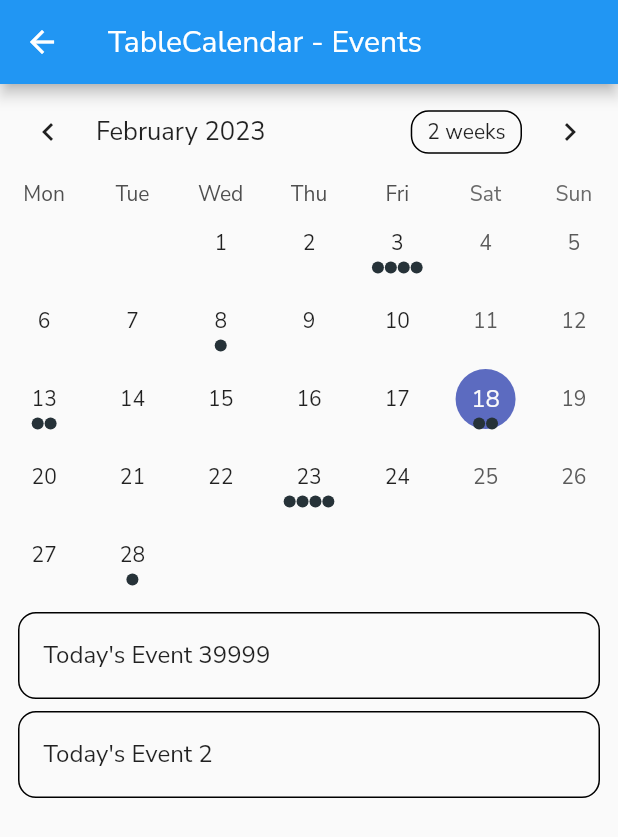
After one commit to Tetcha/pss-mb, a Flutter app: the Calendar screen opened directly, on a phone screen of 412 x 824 dp. The commit adds this screen. Shown: the top 837 px of the screen. Run offline on Flutter 3.47's test engine with Material 2 defaults, Android fonts, the phone set to English and light mode, and no system bars; drawn by our look-alikes of table_calendar; our stand-ins replace carousel_slider, dio, firebase_auth, firebase_core, firebase_messaging, freezed_annotation and 3 more; missing offline and left inert: flutter_facebook_auth; accounts and stored records are empty; network calls fail.

Commit message:
add calendar ui

```diff
--- /dev/null
+++ b/lib/controllers/doctor_schedule.controller.dart
@@ -0,0 +1,3 @@
+import 'package:get/get.dart';
+
+class DoctorScheduleController extends GetxController {}
--- a/lib/controllers/profile.controller.dart
+++ b/lib/controllers/profile.controller.dart
@@ -3,8 +3,8 @@ import 'package:get/get.dart';
 import 'package:pss_m/core/constants/enum.dart';
 import 'package:pss_m/core/models/Student/student.dart';
 import 'package:pss_m/providers/user.provider.dart';
-import 'package:pss_m/services/Toast.dart';
-import 'package:pss_m/services/student.auth.dart';
+import 'package:pss_m/services/Toast.service.dart';
+import 'package:pss_m/services/student.service.dart';
 import 'package:pss_m/interface/api/student/update_student/update_student.dart';
 
 class ProfileController extends GetxController {
--- a/lib/providers/user.provider.dart
+++ b/lib/providers/user.provider.dart
@@ -4,8 +4,8 @@ import 'package:pss_m/core/api/auth.api.dart';
 import 'package:pss_m/core/constants/enum.dart';
 import 'package:pss_m/core/models/Student/student.dart';
 import 'package:pss_m/providers/sharePreference.provider.dart';
-import 'package:pss_m/services/facebook.auth.dart';
-import 'package:pss_m/services/google.auth.dart';
+import 'package:pss_m/services/facebook.service.dart';
+import 'package:pss_m/services/google.service.dart';
 import 'package:pss_m/util/date.dart';
 
 const defaultUser = Student(
--- a/lib/screens/all_doctor.dart
+++ b/lib/screens/all_doctor.dart
@@ -50,6 +50,7 @@ class AllDoctorScreen extends StatelessWidget {
 
                         return DoctorIntro(
                           doctor: controller.allDoctor[index],
+                          onPressed: () => controller.onDoctorTap(),
                         );
                       },
                     ),
--- a/lib/services/Toast.dart
+++ b/lib/services/Toast.service.dart
@@ -14,7 +14,7 @@ class ToastService extends GetxService {
 
   void showInfo(String message) {
     Get.snackbar("Info", message,
-        backgroundColor: Colors.blue, colorText: Colors.white);
+        backgroundColor: Colors.white, colorText: Colors.black);
   }
 
   void showWarning(String message) {
--- a/lib/widgets/Doctor/doctor_intro.dart
+++ b/lib/widgets/Doctor/doctor_intro.dart
@@ -4,7 +4,8 @@ import 'package:pss_m/core/models/Doctor/doctor.dart';
 
 class DoctorIntro extends StatelessWidget {
   final Doctor doctor;
-  const DoctorIntro({super.key, required this.doctor});
+  final VoidCallback? onPressed;
+  const DoctorIntro({super.key, required this.doctor, this.onPressed});
 
   @override
   Widget build(BuildContext context) {
@@ -35,7 +36,7 @@ class DoctorIntro extends StatelessWidget {
             ],
           ),
         ),
-        ElevatedButton(onPressed: (() => {}), child: const Text("Book"))
+        ElevatedButton(onPressed: onPressed, child: const Text("Book"))
       ],
     );
   }
--- /dev/null
+++ b/lib/widgets/schedule/schedule.dart
@@ -0,0 +1,120 @@
+// Copyright 2019 Aleksander Woźniak
+// SPDX-License-Identifier: Apache-2.0
+
+import 'package:flutter/material.dart';
+import 'package:table_calendar/table_calendar.dart';
+
+import './utils.dart' show Event, daysInRange, kEvents, kFirstDay, kLastDay;
+
+class Calendar extends StatefulWidget {
+  @override
+  _CalendarState createState() => _CalendarState();
+}
+
+class _CalendarState extends State<Calendar> {
+  late final ValueNotifier<List<Event>> _selectedEvents;
+  CalendarFormat _calendarFormat = CalendarFormat.month;
+  RangeSelectionMode _rangeSelectionMode = RangeSelectionMode
+      .toggledOff; // Can be toggled on/off by longpressing a date
+  DateTime _focusedDay = DateTime.now();
+  DateTime? _selectedDay;
+  DateTime? _rangeStart;
+  DateTime? _rangeEnd;
+
+  @override
+  void initState() {
+    super.initState();
+
+    _selectedDay = _focusedDay;
+    _selectedEvents = ValueNotifier(_getEventsForDay(_selectedDay!));
+  }
+
+  @override
+  void dispose() {
+    _selectedEvents.dispose();
+    super.dispose();
+  }
+
+  List<Event> _getEventsForDay(DateTime day) {
+    // Implementation example
+    return kEvents[day] ?? [];
+  }
+
+  void _onDaySelected(DateTime selectedDay, DateTime focusedDay) {
+    if (!isSameDay(_selectedDay, selectedDay)) {
+      setState(() {
+        _selectedDay = selectedDay;
+        _focusedDay = focusedDay;
+        _rangeStart = null; // Important to clean those
+        _rangeEnd = null;
+        _rangeSelectionMode = RangeSelectionMode.toggledOff;
+      });
+
+      _selectedEvents.value = _getEventsForDay(selectedDay);
+    }
+  }
+
+  @override
+  Widget build(BuildContext context) {
+    return Scaffold(
+      appBar: AppBar(
+        title: Text('TableCalendar - Events'),
+      ),
+      body: Column(
+        children: [
+          TableCalendar<Event>(
+            firstDay: kFirstDay,
+            lastDay: kLastDay,
+            focusedDay: _focusedDay,
+            selectedDayPredicate: (day) => isSameDay(_selectedDay, day),
+            calendarFormat: _calendarFormat,
+            eventLoader: _getEventsForDay,
+            startingDayOfWeek: StartingDayOfWeek.monday,
+            calendarStyle: CalendarStyle(
+              // Use `CalendarStyle` to customize the UI
+              outsideDaysVisible: false,
+            ),
+            onDaySelected: _onDaySelected,
+            onFormatChanged: (format) {
+              if (_calendarFormat != format) {
+                setState(() {
+                  _calendarFormat = format;
+                });
+              }
+            },
+            onPageChanged: (focusedDay) {
+              _focusedDay = focusedDay;
+            },
+          ),
+          const SizedBox(height: 8.0),
+          Expanded(
+            child: ValueListenableBuilder<List<Event>>(
+              valueListenable: _selectedEvents,
+              builder: (context, value, _) {
+                return ListView.builder(
+                  itemCount: value.length,
+                  itemBuilder: (context, index) {
+                    return Container(
+                      margin: const EdgeInsets.symmetric(
+                        horizontal: 12.0,
+                        vertical: 4.0,
+                      ),
+                      decoration: BoxDecoration(
+                        border: Border.all(),
+                        borderRadius: BorderRadius.circular(12.0),
+                      ),
+                      child: ListTile(
+                        onTap: () => print('${value[index]}'),
+                        title: Text('${value[index]}'),
+                      ),
+                    );
+                  },
+                );
+              },
+            ),
+          ),
+        ],
+      ),
+    );
+  }
+}
--- /dev/null
+++ b/lib/widgets/schedule/utils.dart
@@ -0,0 +1,42 @@
+import 'dart:collection';
+
+import 'package:table_calendar/table_calendar.dart';
+
+/// Example event class.
+class Event {
+  final String title;
+
+  const Event(this.title);
+
+  @override
+  String toString() => title;
+}
+
+/// Example events.
+///
+/// Using a [LinkedHashMap] is highly recommended if you decide to use a map.
+final kEvents = LinkedHashMap<DateTime, List<Event>>(
+  equals: isSameDay,
+  hashCode: getHashCode,
+)..addAll(_kEventSource);
+
+final _kEventSource = Map.fromIterable(List.generate(50, (index) => index),
+    key: (item) => DateTime.utc(kFirstDay.year, kFirstDay.month, item * 5),
+    value: (item) => List.generate(
+        item % 4 + 1, (index) => Event('Event $item | ${index + 1}')))
+  ..addAll({
+    kToday: [
+      Event('Today\'s Event 39999'),
+      Event('Today\'s Event 2'),
+    ],
+  });
+
+int getHashCode(DateTime key) {
+  return key.day * 1000000 + key.month * 10000 + key.year;
+}
+
+/// Returns a list of [DateTime] objects from [first] to [last], inclusive.
+
+final kToday = DateTime.now();
+final kFirstDay = DateTime(kToday.year, kToday.month - 3, kToday.day);
+final kLastDay = DateTime(kToday.year, kToday.month + 3, kToday.day);
```
Also changed, not shown: lib/controllers/all_doctor.controller.dart (+6 -1 lines), lib/core/config/injection.dart (+6 -6 lines), lib/main.dart (+15 -2 lines), lib/screens/doctor_schedule.dart (added, +16 -0 lines), lib/services/notification.service.dart (renamed from lib/services/notification.dart, +8 -2 lines), lib/widgets/layout/empty.dart (+9 -5 lines), lib/services/doctor.service.dart (renamed from lib/services/doctor.auth.dart), lib/services/facebook.service.dart (renamed from lib/services/facebook.auth.dart), lib/services/google.service.dart (renamed from lib/services/google.auth.dart), lib/services/student.service.dart (renamed from lib/services/student.auth.dart).
